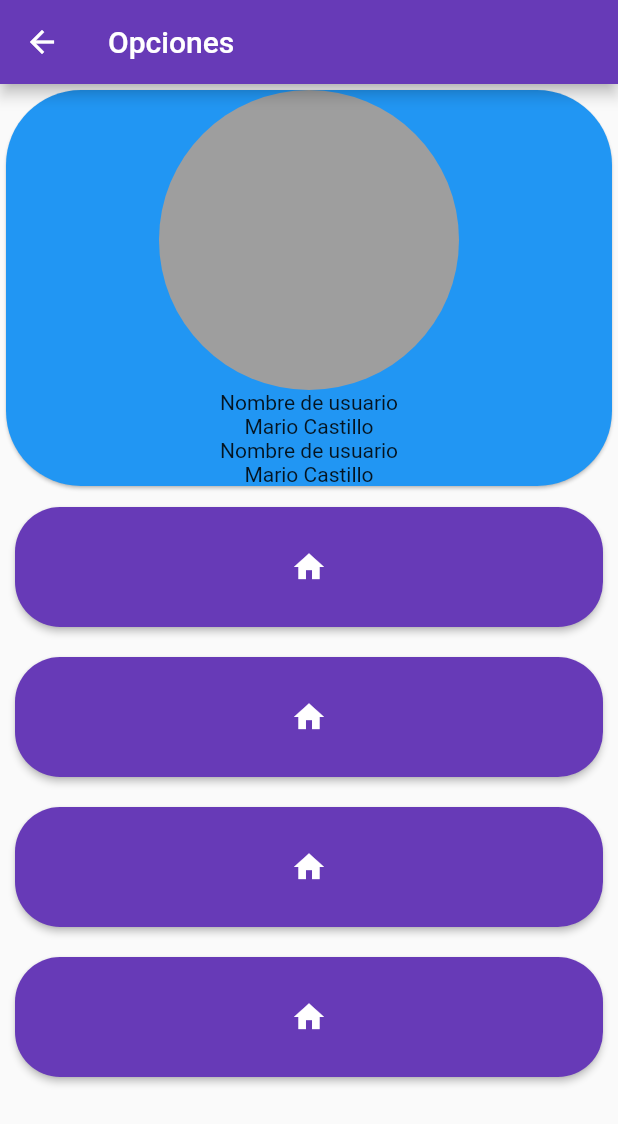
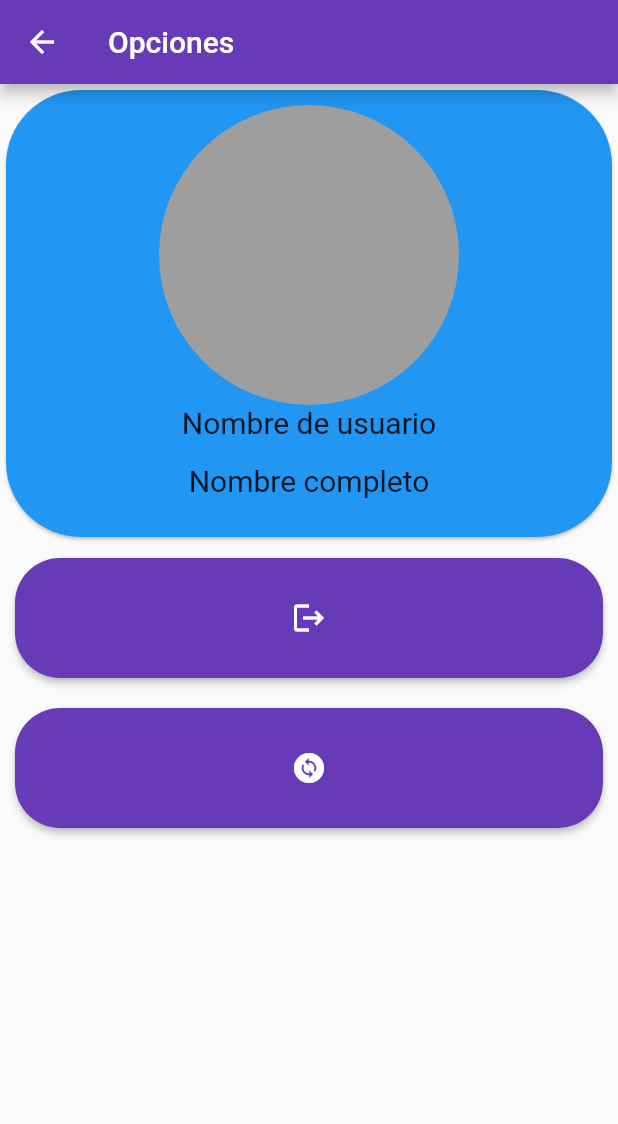
Before and after one commit to CastleMart/personajes_api_fe_Moviles, a Flutter app: the Opciones screen opened directly, on a phone screen of 412 x 824 dp. Shown: the top 1124 px of the screen. Run offline on Flutter 3.47's test engine with Material 2 defaults, Android fonts, the phone set to English and light mode, and no system bars; missing offline and left inert: dart:ffi; network calls fail; Roboto replaces fonts that are missing (Arial).

Commit message:
:sparkles: opciones

```diff
--- a/lib/Herramientas/CartasPersonajes.dart
+++ b/lib/Herramientas/CartasPersonajes.dart
@@ -31,7 +31,7 @@ class CartasPersonajes {
         if (snapshot.hasData) {
           return GridView.count(
             crossAxisCount: 1,
-            children: _listaPersonajes(snapshot.requireData, context),
+            children: listaPersonajes(snapshot.requireData, context),
           );
         } else if (snapshot.hasError) {
           return Text("Error");
@@ -123,7 +123,7 @@ class CartasPersonajes {
   /// Esta función toma una lista de [Personaje] y un [BuildContext] y devuelve una lista de [Widget].
   ///
   /// La lista de widgets se crea a partir de la lista de personajes proporcionada. También se guarda el id más grande en la variable global [idMayor].
-  static List<Widget> _listaPersonajes(
+  static List<Widget> listaPersonajes(
       List<Personaje> datos, BuildContext context) {
     List<Widget> personajesWid = [];
     List<int> id = [];
--- a/lib/providers/personajes_provider.dart
+++ b/lib/providers/personajes_provider.dart
@@ -1,5 +1,6 @@
 import 'package:flutter/material.dart';
 import 'package:personajes_api_fe/Herramientas/Favoritos.dart';
+import 'package:personajes_api_fe/models/Usuario.dart';
 import 'package:provider/provider.dart';
 
 import '../controllers/PersonajeController.dart';
@@ -8,10 +9,16 @@ import '../models/personaje.dart';
 class PersonajesProvider with ChangeNotifier {
   PersonajeController connect = new PersonajeController();
   late Future<List<Personaje>> _personajes = connect.getPersonajes();
+  Usuario _usuario = Usuario("", "");
   bool _esAdmin = false;
 
   Future<List<Personaje>> get personajes => _personajes;
   bool get esAdmin => _esAdmin;
+  Usuario get usuario => _usuario;
+
+  void setUsuarios(Usuario usuario) {
+    _usuario = usuario;
+  }
 
   void cambiarTipoUsuario() {
     _esAdmin = !_esAdmin;
--- a/lib/views/Opciones.dart
+++ b/lib/views/Opciones.dart
@@ -1,11 +1,24 @@
+import 'dart:math';
+
 import 'package:flutter/cupertino.dart';
 import 'package:flutter/material.dart';
+import 'package:personajes_api_fe/models/Usuario.dart';
+import 'package:personajes_api_fe/views/Home.dart';
+import 'package:personajes_api_fe/views/PantallaPrincipal.dart';
+import 'package:personajes_api_fe/views/login.dart';
+import 'package:provider/provider.dart';
+
+import '../providers/personajes_provider.dart';
 
 class Opciones extends StatelessWidget {
   const Opciones({super.key});
 
   @override
   Widget build(BuildContext context) {
+    bool esAdmin;
+    String nombreUsuario =
+        context.watch<PersonajesProvider>().usuario.nombreUsuario;
+    String nombreCompleto = context.watch<PersonajesProvider>().usuario.nombre;
     return Scaffold(
         appBar: AppBar(title: const Text('Opciones')),
         body: Center(
@@ -16,42 +29,45 @@ class Opciones extends StatelessWidget {
                 borderRadius: BorderRadius.circular(50.0),
               ),
               color: Colors.blue,
+              child: Padding(
+                padding: const EdgeInsets.all(10.0),
                 child: Column(children: [
                   CircleAvatar(
                     radius: 100.0,
                     backgroundColor: Colors.grey,
                   ),
-                Title(color: Colors.black, child: Text("Nombre de usuario")),
-                Text("Mario Castillo"),
-                Title(color: Colors.black, child: Text("Nombre de usuario")),
-                Text("Mario Castillo")
+                  Title(
+                      color: Colors.black,
+                      child: Text(
+                        "Nombre de usuario",
+                        style: TextStyle(fontFamily: 'Arial', fontSize: 20.0),
+                      )),
+                  Text(nombreUsuario),
+                  Title(
+                      color: Colors.black,
+                      child: Text(
+                        "Nombre completo",
+                        style: TextStyle(fontFamily: 'Arial', fontSize: 20.0),
+                      )),
+                  Text(nombreCompleto)
                 ]),
               ),
-            tarjetas(
-              Icon(Icons.home),
             ),
-            tarjetas(
-              Icon(Icons.home),
-            ),
-            tarjetas(
-              Icon(Icons.home),
-            ),
-            tarjetas(
-              Icon(Icons.home),
-            )
+            tarjetas(Icon(Icons.logout), () {
+              Navigator.pushReplacement(
+                  context, MaterialPageRoute(builder: (context) => Login()));
+            }),
+            tarjetas(Icon(Icons.change_circle), () {
+              context.read<PersonajesProvider>().cambiarTipoUsuario();
+              Navigator.pushReplacement(context,
+                  MaterialPageRoute(builder: (context) => PantallaPrincipal()));
+            }),
           ],
-        ))
-
-        //listVie children: [tarjetas(), tarjetas()],
-        );
+        )));
   }
 
-  tarjetas(Icon icono) {
+  tarjetas(Icon icono, pantalla) {
     return Container(
-        //elevation: 8,
-        //color: Colors.greenAccent,
-        //shadowColor: Colors.purple,
-        //shape:RoundedRectangleBorder(borderRadius: BorderRadius.circular(20)),
         height: 100,
         child: Padding(
           padding: EdgeInsets.all(10),
@@ -62,8 +78,7 @@ class Opciones extends StatelessWidget {
                 borderRadius: BorderRadius.circular(30.0),
               ))),
               child: icono,
-            onPressed: () => {},
-          ),
+              onPressed: pantalla),
         ));
   }
 }
--- a/lib/views/login.dart
+++ b/lib/views/login.dart
@@ -61,6 +61,8 @@ class _LoginState extends State<Login> {
                                 context
                                     .read<PersonajesProvider>()
                                     .setTipoUsuario(userCon.getEsAdmin());
+                                context.read<PersonajesProvider>().setUsuarios(
+                                    await userCon.getUsuario(userText.text));
 
                                 Navigator.pushReplacement(
                                     context,
@@ -69,7 +71,7 @@ class _LoginState extends State<Login> {
                                             PantallaPrincipal()));
                               } else {
                                 Disenios.verBarraAccion(
-                                    "Contrasña o usuario incorrecto", context);
+                                    "Contraseña o usuario incorrecto", context);
                               }
                               // ! Checar bien código
                               //if (keyForm.currentState!.validate()) {}
```
Lines whose indentation alone changed are shown as unchanged.
